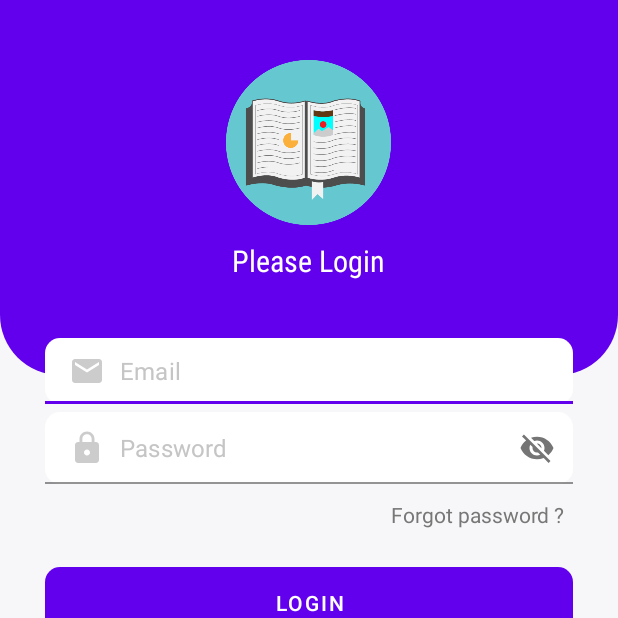
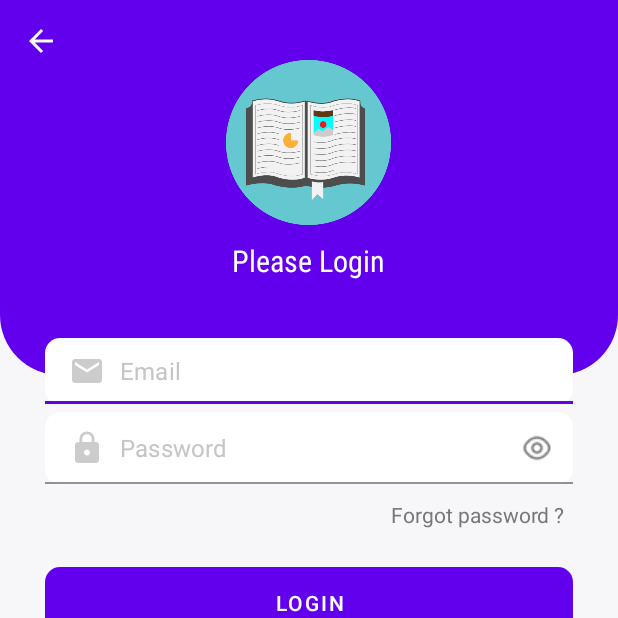
Before and after one commit to ngoctoan99/book-app, an Android app: the LoginActivity screen opened directly, with no data from a screen before it, after a tap on an icon or button, on a phone screen of 412 x 824 dp, the top half of it. Run offline under Robolectric (Android 15) with nearby library versions, the phone set to English and light mode, and no system bars; our stand-ins replace Firebase (no records; nobody signed in at launch, a user with empty details on screens opened directly); libraries missing offline, so code that uses them is left out: com.github.barteksc.pdfviewer.

Commit message:
fix function

```diff
--- a/app/src/main/AndroidManifest.xml
+++ b/app/src/main/AndroidManifest.xml
@@ -42,10 +42,12 @@
             android:exported="false" />
         <activity
             android:name=".activity.LoginActivity"
-            android:exported="false" />
+            android:exported="false"
+            android:windowSoftInputMode="adjustResize"/>
         <activity
             android:name=".activity.RegisterActivity"
-            android:exported="false" />
+            android:exported="false"
+            android:windowSoftInputMode="adjustResize"/>
         <activity
             android:name=".activity.MainActivity"
             android:exported="false" />
--- a/app/src/main/java/com/sanghm2/bookapp/BookUserFragment.kt
+++ b/app/src/main/java/com/sanghm2/bookapp/BookUserFragment.kt
@@ -3,6 +3,7 @@ package com.sanghm2.bookapp
 import android.os.Bundle
 import android.text.Editable
 import android.text.TextWatcher
+import android.util.Log
 import androidx.fragment.app.Fragment
 import android.view.LayoutInflater
 import android.view.View
--- a/app/src/main/java/com/sanghm2/bookapp/MyApplication.kt
+++ b/app/src/main/java/com/sanghm2/bookapp/MyApplication.kt
@@ -1,15 +1,21 @@
 package com.sanghm2.bookapp
 
+import android.app.Activity
 import android.app.Application
 import android.app.ProgressDialog
 import android.content.Context
+import android.text.InputType
 import android.text.format.DateFormat
 import android.util.Log
 import android.view.View
+import android.view.inputmethod.InputMethodManager
+import android.widget.EditText
 import android.widget.ProgressBar
 import android.widget.TextView
 import android.widget.Toast
+import androidx.core.content.ContextCompat.getSystemService
 import com.github.barteksc.pdfviewer.PDFView
+import com.google.android.material.textfield.TextInputLayout
 import com.google.firebase.database.DataSnapshot
 import com.google.firebase.database.DatabaseError
 import com.google.firebase.database.FirebaseDatabase
@@ -20,10 +26,6 @@ import java.util.*
 import kotlin.collections.HashMap
 
 class MyApplication : Application() {
-
-    override fun onCreate() {
-        super.onCreate()
-    }
 
     companion object {
         fun formatTimeStamp(timeStamp: Long): String {
@@ -139,5 +141,33 @@ class MyApplication : Application() {
 
             })
         }
+
+        fun hideAndShowText(editText : EditText ,textInputLayout: TextInputLayout , isClick: Boolean){
+            var isClicks = isClick
+            editText.inputType =  InputType.TYPE_CLASS_TEXT or InputType.TYPE_TEXT_VARIATION_PASSWORD
+            textInputLayout.setEndIconDrawable(R.drawable.eyeslash)
+            textInputLayout.setEndIconOnClickListener {
+                if(!isClicks){
+                    editText.inputType = InputType.TYPE_CLASS_TEXT
+                    editText.setSelection(editText.length())
+                    isClicks = true
+                    textInputLayout.setEndIconDrawable(R.drawable.eye)
+                }else{
+                    editText.inputType = InputType.TYPE_CLASS_TEXT or InputType.TYPE_TEXT_VARIATION_PASSWORD
+                    editText.setSelection(editText.length())
+                    isClicks = false
+                    textInputLayout.setEndIconDrawable(R.drawable.eyeslash)
+                }
+
+            }
+        }
+        fun  hideKeyboardWhenNotFocus(editText: EditText) : Boolean{
+            var notFocus : Boolean= false
+            editText.onFocusChangeListener = View.OnFocusChangeListener { view, focus ->
+                notFocus = !focus
+            }
+            Log.d("ToanClick" ,"$notFocus")
+            return notFocus
+        }
     }
 }
--- a/app/src/main/java/com/sanghm2/bookapp/activity/LoginActivity.kt
+++ b/app/src/main/java/com/sanghm2/bookapp/activity/LoginActivity.kt
@@ -3,10 +3,16 @@ package com.sanghm2.bookapp.activity
 import android.app.Activity
 import android.app.ProgressDialog
 import android.content.Intent
+import android.graphics.Color
+import android.graphics.Color.parseColor
+import android.graphics.drawable.ColorDrawable
+import android.graphics.drawable.Drawable
 import androidx.appcompat.app.AppCompatActivity
 import android.os.Bundle
+import android.text.InputType
 import android.util.Patterns
 import android.view.View
+import android.view.WindowManager
 import android.view.inputmethod.InputMethodManager
 import android.widget.Toast
 import com.google.firebase.auth.FirebaseAuth
@@ -14,11 +20,14 @@ import com.google.firebase.database.DataSnapshot
 import com.google.firebase.database.DatabaseError
 import com.google.firebase.database.FirebaseDatabase
 import com.google.firebase.database.ValueEventListener
+import com.sanghm2.bookapp.MyApplication
+import com.sanghm2.bookapp.R
 import com.sanghm2.bookapp.databinding.ActivityLoginBinding
+import java.lang.reflect.Type
 
 class LoginActivity : AppCompatActivity() {
     private lateinit var binding : ActivityLoginBinding
-
+    private var  isClick : Boolean  = false
     private lateinit var firebaseAuth : FirebaseAuth
     private lateinit var progressDialog : ProgressDialog
     override fun onCreate(savedInstanceState: Bundle?) {
@@ -36,7 +45,13 @@ class LoginActivity : AppCompatActivity() {
         binding.noAccountTv.setOnClickListener {
             startActivity(Intent(this, RegisterActivity::class.java ))
         }
-
+        MyApplication.hideAndShowText(binding.passwordEt, binding.passwordTil,isClick)
+        binding.layoutLogin.setOnClickListener {
+            hideKeyboard(binding.emailEt)
+        }
+        binding.backBtn.setOnClickListener {
+            onBackPressed()
+        }
     }
 
     private var email = ""
@@ -68,10 +83,6 @@ class LoginActivity : AppCompatActivity() {
             Toast.makeText(this , "Login failed due to ${it.message}",Toast.LENGTH_SHORT).show()
         }
     }
-    private fun hideKeyboard(view : View){
-        val inputMethodManager = getSystemService(Activity.INPUT_METHOD_SERVICE) as InputMethodManager
-        inputMethodManager.hideSoftInputFromWindow(view.windowToken, 0)
-    }
 
     private fun checkUser() {
         progressDialog.setMessage("Checking User ...")
@@ -99,4 +110,8 @@ class LoginActivity : AppCompatActivity() {
 
         })
     }
+    fun hideKeyboard(view: View) {
+        val inputMethodManager = getSystemService(Activity.INPUT_METHOD_SERVICE) as InputMethodManager
+        inputMethodManager.hideSoftInputFromWindow(view.windowToken, 0)
+    }
 }
--- a/app/src/main/java/com/sanghm2/bookapp/activity/PdfDetailActivity.kt
+++ b/app/src/main/java/com/sanghm2/bookapp/activity/PdfDetailActivity.kt
@@ -36,7 +36,7 @@ class PdfDetailActivity : AppCompatActivity() {
         progressDialog = ProgressDialog(this)
         progressDialog.setTitle("Please wait...")
         progressDialog.setCanceledOnTouchOutside(false)
-
+        Log.d("toanpdfId", pdfId)
         MyApplication.incrementBookViewCount(pdfId)
         loadBookDetail()
         binding.backBtn.setOnClickListener {
--- a/app/src/main/java/com/sanghm2/bookapp/adapter/AdapterPdfUser.kt
+++ b/app/src/main/java/com/sanghm2/bookapp/adapter/AdapterPdfUser.kt
@@ -24,13 +24,11 @@ class AdapterPdfUser : RecyclerView.Adapter<AdapterPdfUser.HolderPdfUser>, Filte
     private var filterList : ArrayList<ModelPdf>
 
     private var filter : FilterPdfUser? = null
-
     constructor(context: Context, pdfList: ArrayList<ModelPdf>) {
         this.context = context
         this.pdfList = pdfList
         this.filterList = pdfList
     }
-
 
     inner class HolderPdfUser(itemView: View) : RecyclerView.ViewHolder(itemView){
             var pdfView  = binding.pdfView
--- a/app/src/main/res/layout/activity_login.xml
+++ b/app/src/main/res/layout/activity_login.xml
@@ -5,40 +5,51 @@
     android:layout_width="match_parent"
     android:layout_height="match_parent"
     android:background="@drawable/back01"
+    android:id="@+id/layoutLogin"
     tools:context=".activity.LoginActivity">
+
     <RelativeLayout
+        android:id="@+id/toolBar"
         android:layout_width="match_parent"
         android:layout_height="250dp"
-        android:id="@+id/toolBar"
         android:background="@drawable/shape_toolbar01">
+        <ImageButton
+            android:id="@+id/backBtn"
+            android:layout_width="wrap_content"
+            android:layout_height="wrap_content"
+            android:src="@drawable/ic_back_white"
+            android:layout_margin="10dp"
+            android:padding="5dp"
+            android:background="@android:color/transparent"/>
         <ImageView
             android:id="@+id/iconIv"
             android:layout_width="110dp"
             android:layout_height="110dp"
-            android:src="@drawable/logo1"
             android:layout_centerHorizontal="true"
             android:layout_marginTop="40dp"
-            />
+            android:src="@drawable/logo1" />
+
         <TextView
             android:layout_width="wrap_content"
             android:layout_height="wrap_content"
+            android:layout_below="@+id/iconIv"
+            android:layout_centerHorizontal="true"
             android:layout_marginTop="10dp"
-            android:layout_centerHorizontal="true"
-            android:layout_below="@+id/iconIv"
+            android:fontFamily="sans-serif-condensed"
             android:text="Please Login"
             android:textColor="@color/white"
-            android:fontFamily="sans-serif-condensed"
-            android:textSize="20dp"/>
+            android:textSize="20dp" />
     </RelativeLayout>
 
     <ScrollView
+        android:id="@+id/scrollView"
         android:layout_width="match_parent"
         android:layout_height="match_parent"
         android:layout_marginStart="30dp"
+        android:layout_marginTop="225dp"
+        android:layout_marginEnd="30dp"
         android:isScrollContainer="false"
-        android:windowSoftInputMode="adjustResize"
-        android:layout_marginTop="225dp"
-        android:layout_marginEnd="30dp">
+        android:windowSoftInputMode="adjustResize">
 
         <RelativeLayout
             android:layout_width="match_parent"
@@ -81,7 +92,7 @@
                     android:drawableStart="@drawable/ic_lock_gray"
                     android:drawablePadding="10dp"
                     android:hint="Password"
-                    android:inputType="textPassword"
+                    android:inputType="textVisiblePassword"
                     android:padding="10dp"
                     android:textColor="@color/black"
                     android:textColorHint="@color/gray01" />
--- a/app/src/main/res/layout/activity_register.xml
+++ b/app/src/main/res/layout/activity_register.xml
@@ -5,6 +5,7 @@
     android:layout_width="match_parent"
     android:layout_height="match_parent"
     android:background="@drawable/back01"
+    android:id="@+id/registerLayout"
     tools:context=".activity.RegisterActivity">
     <RelativeLayout
         android:layout_width="match_parent"
```
Also changed, not shown: app/src/main/java/com/sanghm2/bookapp/activity/RegisterActivity.kt (+18 -1 lines), app/src/main/res/drawable/eye.png (added), app/src/main/res/drawable/eyeslash.png (added).
